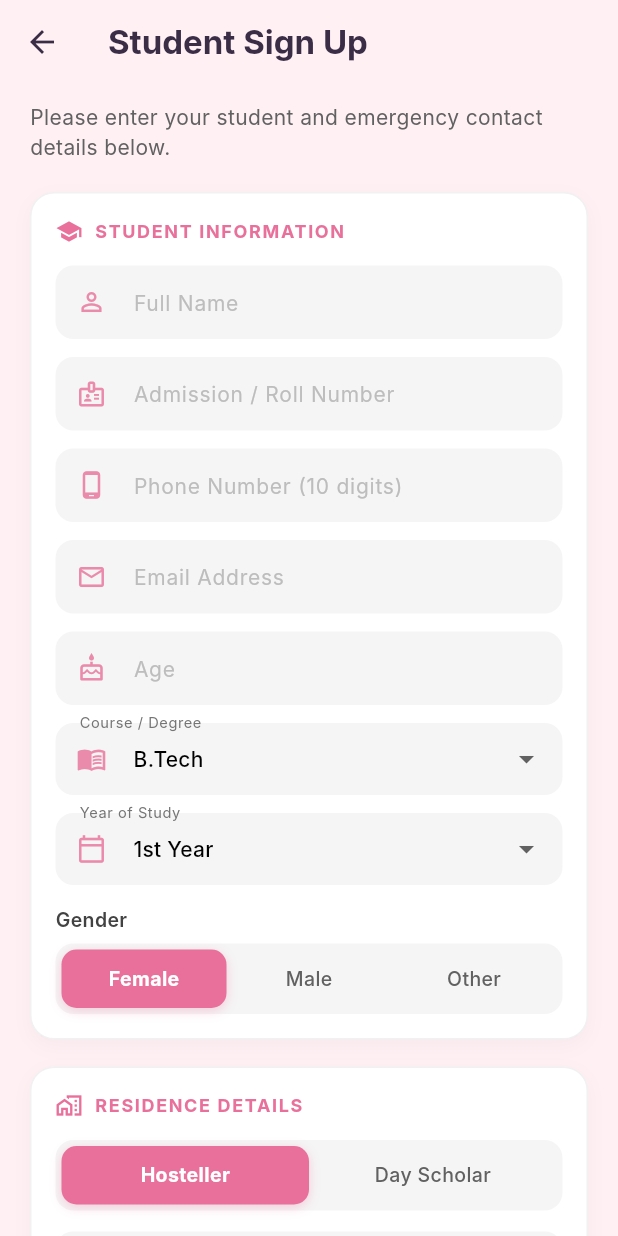
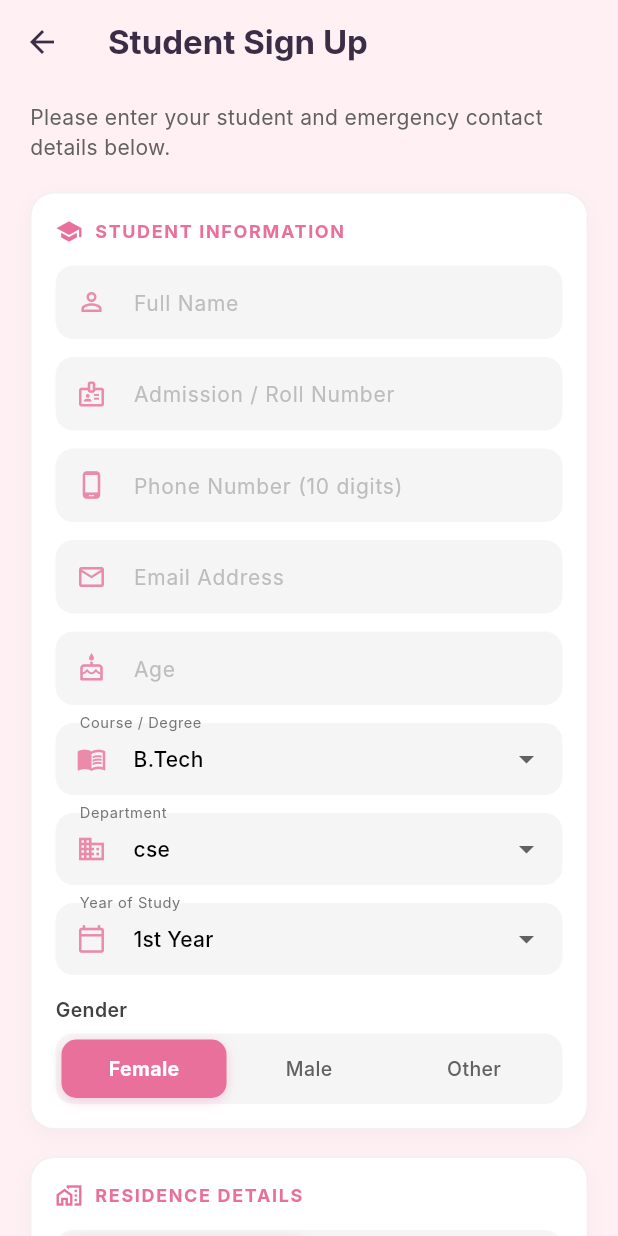
Before and after one commit to VHASS03/VHASS-APP, a Flutter app: the SignUpScreen screen opened directly, on a phone screen of 412 x 824 dp. Run offline on Flutter 3.47's test engine with Material 3 defaults, Android fonts, the phone set to English and light mode, and no system bars; our stand-ins replace battery_plus, device_info_plus, fl_chart, flutter_blue_plus, flutter_local_notifications, geolocator and 7 more; accounts and stored records are empty; network calls fail; Roboto replaces fonts that are missing (Inter).

Commit message:
Add department option (cse, ece, eee, mech, civil, bba) to signup and user profile

```diff
--- a/lib/core/services/auth_service.dart
+++ b/lib/core/services/auth_service.dart
@@ -13,6 +13,7 @@ class AuthService {
     String? admissionNumber,
     String? email,
     String? course,
+    String? department,
     String? year,
     String? age,
     String? gender,
@@ -34,6 +35,9 @@ class AuthService {
     }
     if (course != null && course.isNotEmpty) {
       data['course'] = course;
+    }
+    if (department != null && department.isNotEmpty) {
+      data['department'] = department;
     }
     if (year != null && year.isNotEmpty) {
       data['year'] = year;
@@ -217,6 +221,7 @@ class AuthService {
     String? age,
     String? admissionNumber,
     String? course,
+    String? department,
     String? year,
     String? gender,
     String? residenceType,
@@ -232,6 +237,7 @@ class AuthService {
     if (age != null && age.isNotEmpty) body['age'] = age;
     if (admissionNumber != null) body['admissionNumber'] = admissionNumber;
     if (course != null) body['course'] = course;
+    if (department != null) body['department'] = department;
     if (year != null) body['year'] = year;
     if (gender != null) body['gender'] = gender;
     if (residenceType != null) body['residenceType'] = residenceType;
--- a/lib/features/women_wellness_tracker/models/daily_log.dart
+++ b/lib/features/women_wellness_tracker/models/daily_log.dart
@@ -100,7 +100,6 @@ class DailyLog {
     int? energyLevel,
     List<SymptomType>? symptoms,
     int? waterIntakeMl,
-    int? energyLevel,
     double? sleepHours,
     double? weight,
     String? notes,
@@ -112,7 +111,6 @@ class DailyLog {
       energyLevel: energyLevel ?? this.energyLevel,
       symptoms: symptoms ?? this.symptoms,
       waterIntakeMl: waterIntakeMl ?? this.waterIntakeMl,
-      energyLevel: energyLevel ?? this.energyLevel,
       sleepHours: sleepHours ?? this.sleepHours,
       weight: weight ?? this.weight,
       notes: notes ?? this.notes,
--- a/lib/screens/Settings/settings.dart
+++ b/lib/screens/Settings/settings.dart
@@ -353,6 +353,7 @@ class _UserProfileDialogState extends State<_UserProfileDialog> {
   late TextEditingController _guardianPhoneController;
 
   String _selectedCourse = 'B.Tech';
+  String _selectedDepartment = 'cse';
   String _selectedYear = '1st Year';
   String _selectedGender = 'Female';
   String _residenceType = 'Hosteller';
@@ -371,6 +372,15 @@ class _UserProfileDialogState extends State<_UserProfileDialog> {
     'MBBS',
     'PhD',
     'Other',
+  ];
+
+  final List<String> _departmentOptions = [
+    'cse',
+    'ece',
+    'eee',
+    'mech',
+    'civil',
+    'bba',
   ];
 
   final List<String> _yearOptions = [
@@ -423,6 +433,9 @@ class _UserProfileDialogState extends State<_UserProfileDialog> {
 
           if (u['course'] != null && _courseOptions.contains(u['course'])) {
             _selectedCourse = u['course'];
+          }
+          if (u['department'] != null && _departmentOptions.contains(u['department'])) {
+            _selectedDepartment = u['department'];
           }
           if (u['year'] != null && _yearOptions.contains(u['year'])) {
             _selectedYear = u['year'];
@@ -484,6 +497,7 @@ class _UserProfileDialogState extends State<_UserProfileDialog> {
         age: _ageController.text.trim(),
         admissionNumber: _admissionNumberController.text.trim(),
         course: _selectedCourse,
+        department: _selectedDepartment,
         year: _selectedYear,
         gender: _selectedGender,
         residenceType: _residenceType,
@@ -617,6 +631,8 @@ class _UserProfileDialogState extends State<_UserProfileDialog> {
                               const SizedBox(height: 10),
                               _buildDropdownField("Course", _selectedCourse, _courseOptions, Icons.school_outlined, (v) => setState(() => _selectedCourse = v!)),
                               const SizedBox(height: 10),
+                              _buildDropdownField("Department", _selectedDepartment, _departmentOptions, Icons.business_outlined, (v) => setState(() => _selectedDepartment = v!)),
+                              const SizedBox(height: 10),
                               _buildDropdownField("Year of Study", _selectedYear, _yearOptions, Icons.calendar_today_outlined, (v) => setState(() => _selectedYear = v!)),
                               const SizedBox(height: 10),
                               _buildDropdownField("Gender", _selectedGender, _genderOptions, Icons.wc_outlined, (v) => setState(() => _selectedGender = v!)),
@@ -648,6 +664,7 @@ class _UserProfileDialogState extends State<_UserProfileDialog> {
                               _buildDetailRow(Icons.email_outlined, "Email Address", _emailController.text),
                               _buildDetailRow(Icons.cake_outlined, "Age & Gender", "${_ageController.text.isNotEmpty ? _ageController.text : 'N/A'} • $_selectedGender"),
                               _buildDetailRow(Icons.school_outlined, "Course & Year", "$_selectedCourse ($_selectedYear)"),
+                              _buildDetailRow(Icons.business_outlined, "Department", _selectedDepartment.toUpperCase()),
 
                               const SizedBox(height: 16),
                               _buildSectionTitle("RESIDENCE"),
--- a/lib/screens/auth/signup.dart
+++ b/lib/screens/auth/signup.dart
@@ -32,6 +32,7 @@ class _SignUpScreenState extends State<SignUpScreen> {
 
   // Selections
   String _selectedCourse = 'B.Tech';
+  String _selectedDepartment = 'cse';
   String _selectedYear = '1st Year';
   String _selectedGender = 'Female';
   String _residenceType = 'Hosteller'; // 'Hosteller' or 'Day Scholar'
@@ -54,6 +55,15 @@ class _SignUpScreenState extends State<SignUpScreen> {
     'MBBS',
     'PhD',
     'Other',
+  ];
+
+  final List<String> _departmentOptions = [
+    'cse',
+    'ece',
+    'eee',
+    'mech',
+    'civil',
+    'bba',
   ];
 
   final List<String> _yearOptions = [
@@ -191,6 +201,7 @@ class _SignUpScreenState extends State<SignUpScreen> {
         admissionNumber: _admissionNumberController.text.trim(),
         email: _emailController.text.trim(),
         course: _selectedCourse,
+        department: _selectedDepartment,
         year: _selectedYear,
         age: _ageController.text.trim(),
         gender: _selectedGender,
@@ -464,6 +475,14 @@ class _SignUpScreenState extends State<SignUpScreen> {
                         label: "Course / Degree",
                         icon: Icons.menu_book_outlined,
                         onChanged: (val) => setState(() => _selectedCourse = val!),
+                      ),
+                      const SizedBox(height: 12),
+                      _buildDropdownField(
+                        value: _selectedDepartment,
+                        items: _departmentOptions,
+                        label: "Department",
+                        icon: Icons.business_outlined,
+                        onChanged: (val) => setState(() => _selectedDepartment = val!),
                       ),
                       const SizedBox(height: 12),
                       _buildDropdownField(
--- a/pubspec.yaml
+++ b/pubspec.yaml
@@ -16,7 +16,7 @@ publish_to: 'none' # Remove this line if you wish to publish to pub.dev
 # https://developer.apple.com/library/archive/documentation/General/Reference/InfoPlistKeyReference/Articles/CoreFoundationKeys.html
 # In Windows, build-name is used as the major, minor, and patch parts
 # of the product and file versions while build-number is used as the build suffix.
-version: 1.0.0+7
+version: 1.0.0+9
 
 environment:
   sdk: ^3.9.2
```
Also changed, not shown: lib/features/women_wellness_tracker/models/wellness_settings.dart (+0 -14 lines), 4 other files.
